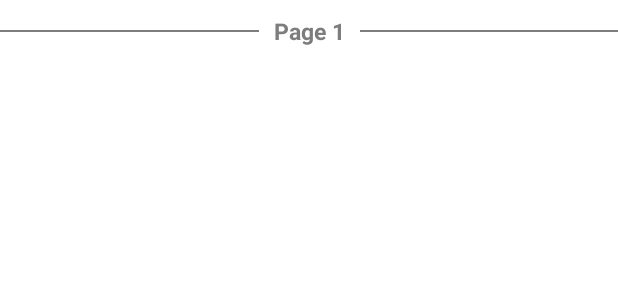
After one commit to Ahhyeon-Lee/MediaSearchingApp, an Android app: the layout item_search_page.xml on its own in the app's theme, with its tools: preview values and no code run, on a phone screen of 412 x 824 dp. The commit adds this screen. Shown: the top 300 px of the screen. Run offline under Robolectric (Android 15) with nearby library versions, the phone set to English and light mode, and no system bars.

Commit message:
[검색] 페이지 처리 추가, 가로 모드 버그 수정

```diff
--- a/app/src/main/AndroidManifest.xml
+++ b/app/src/main/AndroidManifest.xml
@@ -20,6 +20,7 @@
             android:name=".MainActivity"
             android:exported="true"
             android:label="@string/app_name"
+            android:configChanges="keyboardHidden|orientation|screenSize"
             android:theme="@style/Theme.MediaSearchingApp.NoActionBar">
             <intent-filter>
                 <action android:name="android.intent.action.MAIN" />
--- a/app/src/main/res/layout/fragment_search.xml
+++ b/app/src/main/res/layout/fragment_search.xml
@@ -66,7 +66,8 @@
             android:padding="10dp"
             android:src="@drawable/ic_up"
             app:layout_constraintBottom_toBottomOf="parent"
-            app:layout_constraintEnd_toEndOf="parent" />
+            app:layout_constraintEnd_toEndOf="parent"
+            tools:alpha="1.0" />
 
     </androidx.constraintlayout.widget.ConstraintLayout>
 </layout>
--- /dev/null
+++ b/app/src/main/res/layout/item_search_page.xml
@@ -0,0 +1,48 @@
+<?xml version="1.0" encoding="utf-8"?>
+<layout xmlns:android="http://schemas.android.com/apk/res/android"
+    xmlns:app="http://schemas.android.com/apk/res-auto"
+    xmlns:tools="http://schemas.android.com/tools">
+
+    <data>
+
+    </data>
+
+    <androidx.constraintlayout.widget.ConstraintLayout
+        android:layout_width="match_parent"
+        android:layout_height="wrap_content">
+
+        <View
+            android:layout_width="0dp"
+            android:layout_height="1dp"
+            android:layout_marginVertical="20dp"
+            android:background="@color/gray"
+            app:layout_constraintBottom_toBottomOf="parent"
+            app:layout_constraintEnd_toStartOf="@id/tvPage"
+            app:layout_constraintStart_toStartOf="parent"
+            app:layout_constraintTop_toTopOf="parent" />
+
+        <TextView
+            android:id="@+id/tvPage"
+            android:layout_width="wrap_content"
+            android:layout_height="wrap_content"
+            android:paddingHorizontal="10dp"
+            android:textColor="@color/gray"
+            android:textStyle="bold"
+            app:layout_constraintBottom_toBottomOf="parent"
+            app:layout_constraintEnd_toEndOf="parent"
+            app:layout_constraintStart_toStartOf="parent"
+            app:layout_constraintTop_toTopOf="parent"
+            tools:text="Page 1" />
+
+        <View
+            android:layout_width="0dp"
+            android:layout_height="1dp"
+            android:layout_marginVertical="20dp"
+            android:background="@color/gray"
+            app:layout_constraintBottom_toBottomOf="parent"
+            app:layout_constraintEnd_toEndOf="parent"
+            app:layout_constraintStart_toEndOf="@id/tvPage"
+            app:layout_constraintTop_toTopOf="parent" />
+
+    </androidx.constraintlayout.widget.ConstraintLayout>
+</layout>
--- a/app/src/main/res/values/strings.xml
+++ b/app/src/main/res/values/strings.xml
@@ -6,4 +6,5 @@
     <string name="tab_text_my_list">보관함</string>
 
     <string name="hint_search">검색어를 입력하세요.</string>
+    <string name="text_page">Page %d</string>
 </resources>
--- a/commonModelUtil/src/main/java/com/example/commonModelUtil/data/MediaType.kt
+++ /dev/null
@@ -1,5 +0,0 @@
-package com.example.commonModelUtil.data
-
-enum class MediaType {
-    IMAGE, VIDEO
-}
--- a/commonModelUtil/src/main/java/com/example/commonModelUtil/data/SearchListData.kt
+++ b/commonModelUtil/src/main/java/com/example/commonModelUtil/data/SearchListData.kt
@@ -20,6 +20,10 @@ sealed class SearchListData {
 
     fun getConvertedDate() = datetime.convertDateString()
     fun getDate() = datetime.getDate()
+
+    data class PageData(
+        val page: Int
+    ) : SearchListData()
 
     data class ImageDocumentData(
         val collection: String,
--- a/commonModelUtil/src/main/java/com/example/commonModelUtil/extension/ActivityExtension.kt
+++ b/commonModelUtil/src/main/java/com/example/commonModelUtil/extension/ActivityExtension.kt
@@ -9,8 +9,8 @@ import androidx.fragment.app.FragmentActivity
 fun FragmentActivity.getWindowWidth(): Int {
     return if (Build.VERSION.SDK_INT >= Build.VERSION_CODES.R) {
         val windowMetrics: WindowMetrics = windowManager.currentWindowMetrics
-        val insets = windowMetrics.windowInsets
-            .getInsetsIgnoringVisibility(WindowInsets.Type.systemBars())
+        val insets =
+            windowMetrics.windowInsets.getInsetsIgnoringVisibility(WindowInsets.Type.systemBars())
         windowMetrics.bounds.width() - insets.left - insets.right
     } else {
         val displayMetrics = DisplayMetrics()
--- a/commonModelUtil/src/main/java/com/example/commonModelUtil/extension/ContextExtension.kt
+++ b/commonModelUtil/src/main/java/com/example/commonModelUtil/extension/ContextExtension.kt
@@ -2,6 +2,7 @@ package com.example.commonModelUtil.extension
 
 import android.content.Context
 import android.widget.Toast
+import androidx.annotation.DimenRes
 import androidx.annotation.StringRes
 
 inline val Context.layoutInflater: android.view.LayoutInflater
@@ -14,3 +15,5 @@ fun Context.showToast(@StringRes id: Int) {
 fun Context.showToast(msg: String) {
     Toast.makeText(this, msg, Toast.LENGTH_SHORT).show()
 }
+
+fun Context.getDimensionInt(@DimenRes id: Int) = resources.getDimension(id).toInt()
--- a/commonModelUtil/src/main/java/com/example/commonModelUtil/extension/NumberExtension.kt
+++ b/commonModelUtil/src/main/java/com/example/commonModelUtil/extension/NumberExtension.kt
@@ -14,9 +14,9 @@ fun Number.toDp(context: Context): Float {
 }
 
 fun Int.toTimeFormat(): String {
+    val hour = this / (60 * 60) % 24
+    val minute = (this / 60) % 60
     val second = this % 60
-    val minute = this / 60
-    val hour = this / 60 / 60
     return if (hour > 0) String.format("%02d : %02d : %02d", hour, minute, second)
     else String.format("%02d : %02d", minute, second)
 }
```
Also changed, not shown: app/src/main/java/com/example/mediasearchingapp/MyListFragment.kt (+14 -5 lines), app/src/main/java/com/example/mediasearchingapp/SearchFragment.kt (+19 -13 lines), app/src/main/java/com/example/mediasearchingapp/adapter/ListAdapter.kt (+9 -4 lines), app/src/main/java/com/example/mediasearchingapp/adapter/SearchAdapter.kt (+38 -8 lines), app/src/main/java/com/example/mediasearchingapp/viewmodel/SearchViewModel.kt (+13 -1 lines).
